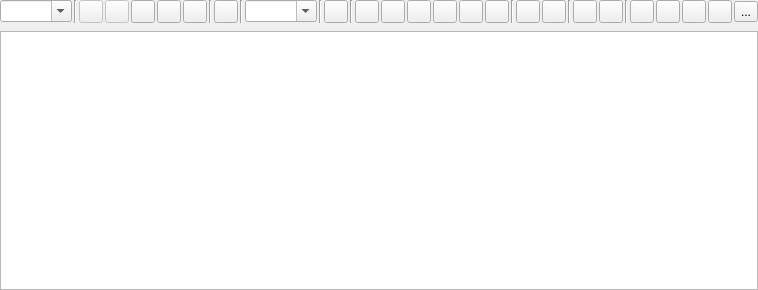
This is widgets/mrichtextedit.ui in Jfriesen222/vesc_tool as Qt 5 draws it before an edit. The edited form follows.
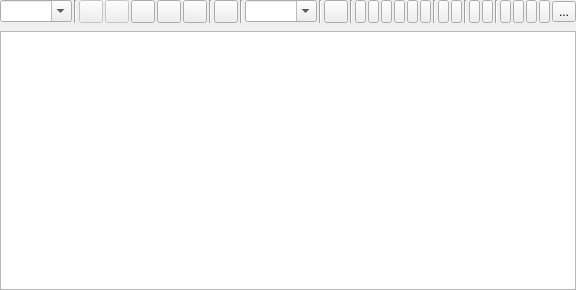
This is the edited form. Custom widgets are drawn as their Qt base class.

Diff of the .ui file:
```diff
--- a/widgets/mrichtextedit.ui
+++ b/widgets/mrichtextedit.ui
@@ -31,6 +31,12 @@
    </property>
    <item>
     <widget class="QWidget" name="f_toolbar" native="true">
+     <property name="sizePolicy">
+      <sizepolicy hsizetype="Ignored" vsizetype="Preferred">
+       <horstretch>0</horstretch>
+       <verstretch>0</verstretch>
+      </sizepolicy>
+     </property>
      <layout class="QHBoxLayout" name="horizontalLayout">
       <property name="spacing">
        <number>2</number>
```
